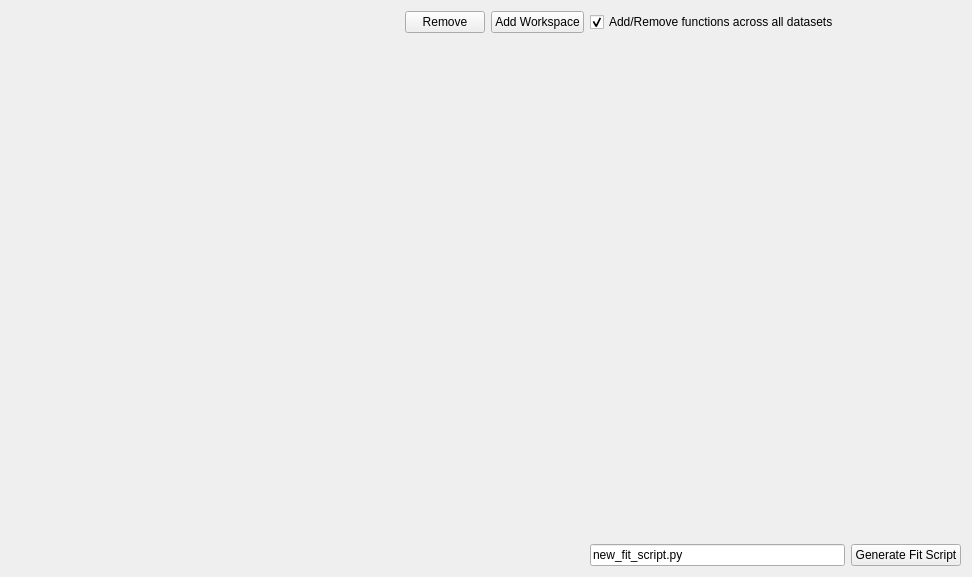
Before: the Qt Designer form qt/widgets/common/inc/MantidQtWidgets/Common/FitScriptGenerator.ui in mantidproject/mantid, drawn with Qt 5.
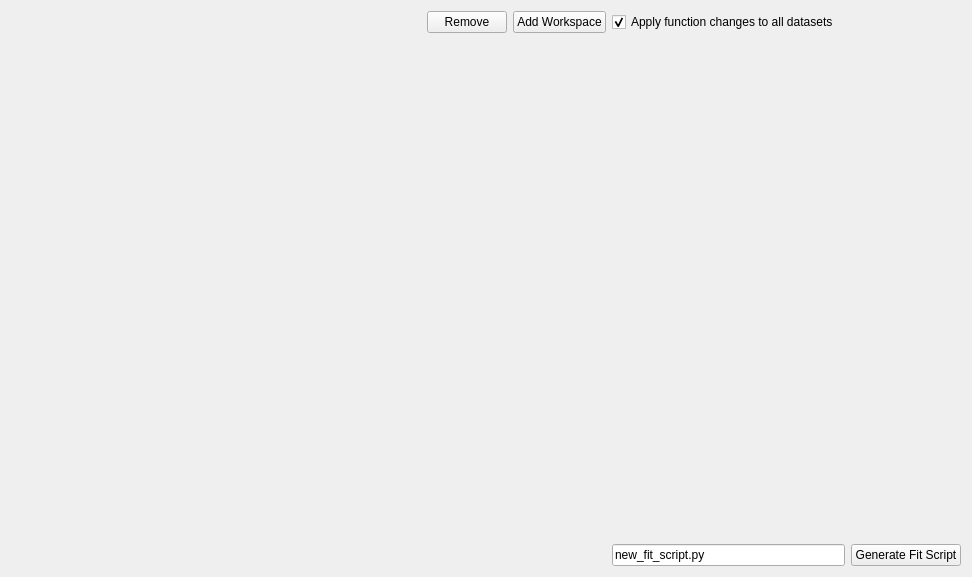
After: the same form once the commit is applied.

Commit message: Refs #29911. Rename checkbox.

```diff
--- a/qt/widgets/common/inc/MantidQtWidgets/Common/FitScriptGenerator.ui
+++ b/qt/widgets/common/inc/MantidQtWidgets/Common/FitScriptGenerator.ui
@@ -48,7 +48,7 @@
    <item row="0" column="3">
     <widget class="QCheckBox" name="ckAddFunctionForAllDomains">
      <property name="text">
-      <string>Add/Remove functions across all datasets</string>
+      <string>Apply function changes to all datasets</string>
      </property>
      <property name="checked">
       <bool>true</bool>
```
Left out of the diff: 2 changed lines with no effect on the pictures. The commit also changes 4 other files.
